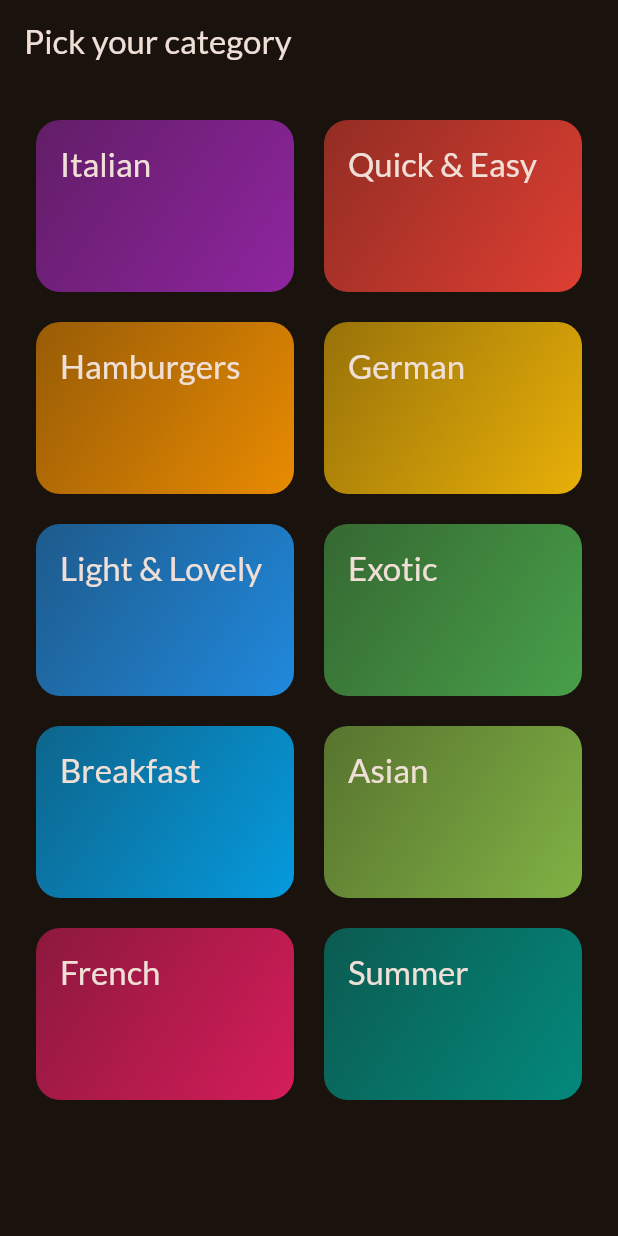
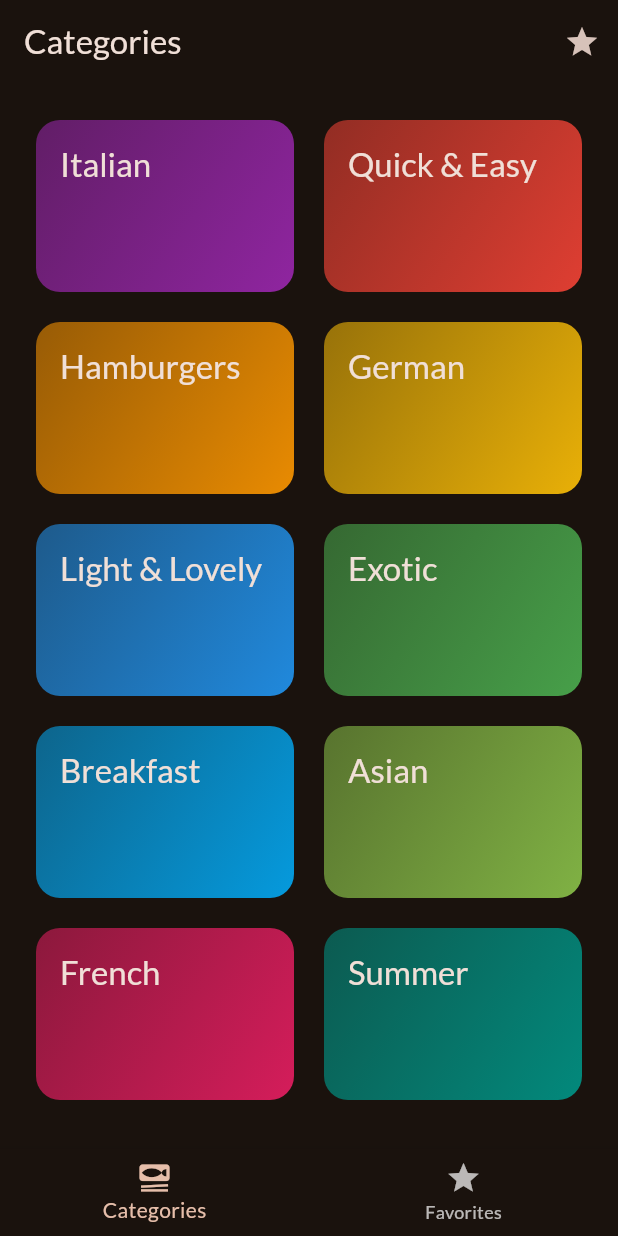
Before and after one commit to blucheez/meals_app, a Flutter app: the screen it shows after launch, on a phone screen of 412 x 824 dp. Run offline on Flutter 3.47's test engine with Material 2 defaults, Android fonts, the phone set to English and light mode, and no system bars; our stand-ins replace google_fonts, transparent_image.

Commit message:
favorite function

```diff
--- a/lib/main.dart
+++ b/lib/main.dart
@@ -1,7 +1,7 @@
 import 'package:flutter/material.dart';
 
 import 'package:google_fonts/google_fonts.dart';
-import 'package:meals_app/screens/categories.dart';
+import 'package:meals_app/screens/tabs.dart';
 
 final theme = ThemeData(
   useMaterial3: true,
@@ -23,7 +23,7 @@ class App extends StatelessWidget {
   Widget build(BuildContext context) {
     return MaterialApp(
       theme: theme,
-      home: const CategroiesScreen(),
+      home: const TabsScreen(),
     );
   }
 }
--- a/lib/screens/categories.dart
+++ b/lib/screens/categories.dart
@@ -1,11 +1,17 @@
 import 'package:flutter/material.dart';
 import 'package:meals_app/data/dummy_data.dart';
 import 'package:meals_app/models/category.dart';
+import 'package:meals_app/models/meal.dart';
 import 'package:meals_app/screens/meals.dart';
 import 'package:meals_app/widgets/category_grid_item.dart';
 
-class CategroiesScreen extends StatelessWidget {
-  const CategroiesScreen({super.key});
+class CategoriesScreen extends StatelessWidget {
+  const CategoriesScreen({
+    super.key,
+    required this.onToggleFavorite,
+  });
+
+  final void Function(Meal meal) onToggleFavorite;
 
   void _selectCategory(BuildContext context, Category category) {
     final filteredMeals = dummyMeals
@@ -18,6 +24,7 @@ class CategroiesScreen extends StatelessWidget {
         builder: (ctx) => MealsScreen(
           title: category.title,
           meals: filteredMeals,
+          onToggleFavorite: onToggleFavorite,
         ),
       ),
     );
@@ -25,11 +32,7 @@ class CategroiesScreen extends StatelessWidget {
 
   @override
   Widget build(BuildContext context) {
-    return Scaffold(
-      appBar: AppBar(
-        title: const Text('Pick your category'),
-      ),
-      body: GridView(
+    return GridView(
       padding: const EdgeInsets.all(24),
       gridDelegate: const SliverGridDelegateWithFixedCrossAxisCount(
         crossAxisCount: 2,
@@ -46,7 +49,6 @@ class CategroiesScreen extends StatelessWidget {
             },
           )
       ],
-      ),
     );
   }
 }
--- /dev/null
+++ b/lib/screens/tabs.dart
@@ -0,0 +1,90 @@
+import 'package:flutter/material.dart';
+import 'package:meals_app/models/meal.dart';
+import 'package:meals_app/screens/categories.dart';
+import 'package:meals_app/screens/meals.dart';
+
+class TabsScreen extends StatefulWidget {
+  const TabsScreen({super.key});
+
+  @override
+  State<TabsScreen> createState() => _TabsScreenState();
+}
+
+class _TabsScreenState extends State<TabsScreen> {
+  int _selectedPageIndex = 0;
+  final List<Meal> _favoriteMeals = [];
+
+  void _showInfoMessage(String message) {
+    ScaffoldMessenger.of(context).clearSnackBars();
+    ScaffoldMessenger.of(context).showSnackBar(
+      SnackBar(
+        content: Text(message),
+      ),
+    );
+  }
+
+  void _toggleMealFavoriteStatus(Meal meal) {
+    final isExisting = _favoriteMeals.contains(meal);
+
+    if (isExisting) {
+      setState(() {
+        _favoriteMeals.remove(meal);
+      });
+      _showInfoMessage('Meal is no longer a favorite.');
+    } else {
+      setState(() {
+        _favoriteMeals.add(meal);
+      });
+      _showInfoMessage('Marked as a favorite.');
+    }
+  }
+
+  void _selectPage(int index) {
+    setState(() {
+      _selectedPageIndex = index;
+    });
+  }
+
+  @override
+  Widget build(BuildContext context) {
+    Widget activePage = CategoriesScreen(
+      onToggleFavorite: _toggleMealFavoriteStatus,
+    );
+    var activePageTitle = 'Categories';
+
+    if (_selectedPageIndex == 1) {
+      activePage = MealsScreen(
+        meals: _favoriteMeals,
+        onToggleFavorite: _toggleMealFavoriteStatus,
+      );
+      activePageTitle = 'Your Favorites';
+    }
+
+    return Scaffold(
+      appBar: AppBar(
+        title: Text(activePageTitle),
+        actions: [
+          IconButton(
+            onPressed: () {},
+            icon: const Icon(Icons.star),
+          )
+        ],
+      ),
+      body: activePage,
+      bottomNavigationBar: BottomNavigationBar(
+        onTap: _selectPage,
+        currentIndex: _selectedPageIndex,
+        items: const [
+          BottomNavigationBarItem(
+            icon: Icon(Icons.set_meal),
+            label: 'Categories',
+          ),
+          BottomNavigationBarItem(
+            icon: Icon(Icons.star),
+            label: 'Favorites',
+          ),
+        ],
+      ),
+    );
+  }
+}
```
Also changed, not shown: lib/screens/meal_details.dart (+60 -5 lines), lib/screens/meals.dart (+10 -3 lines). Lines whose indentation alone changed are shown as unchanged.
